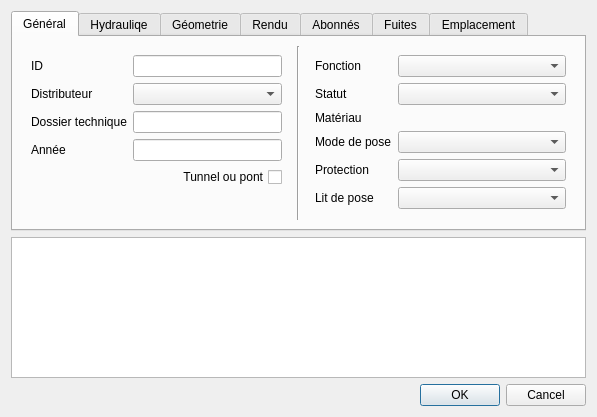
Qt form qgis-project/ui_forms/pipe.ui (qwat/QWAT) before a commit.
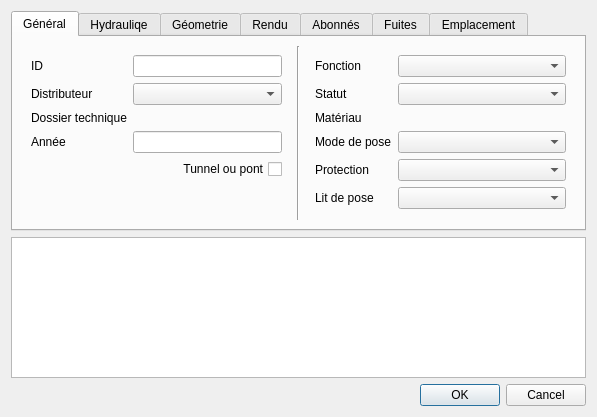
The same form after that commit. Custom widgets are drawn as their Qt base class.

Commit message: added folder to pipe form, update data-model

Diff of the .ui file:
```diff
--- a/qgis-project/ui_forms/pipe.ui
+++ b/qgis-project/ui_forms/pipe.ui
@@ -81,13 +81,6 @@
             </property>
            </widget>
           </item>
-          <item row="2" column="1">
-           <widget class="QLineEdit" name="folder">
-            <property name="enabled">
-             <bool>true</bool>
-            </property>
-           </widget>
-          </item>
           <item row="3" column="0">
            <widget class="QLabel" name="label_7">
             <property name="text">
@@ -117,6 +110,9 @@
             </property>
            </widget>
           </item>
+          <item row="2" column="1">
+           <widget class="QgsRelationReferenceWidget" name="fk_folder"/>
+          </item>
          </layout>
         </widget>
        </item>
```
Left out of the diff: 4 changed lines with no effect on the pictures. The commit also changes 1 other file.
